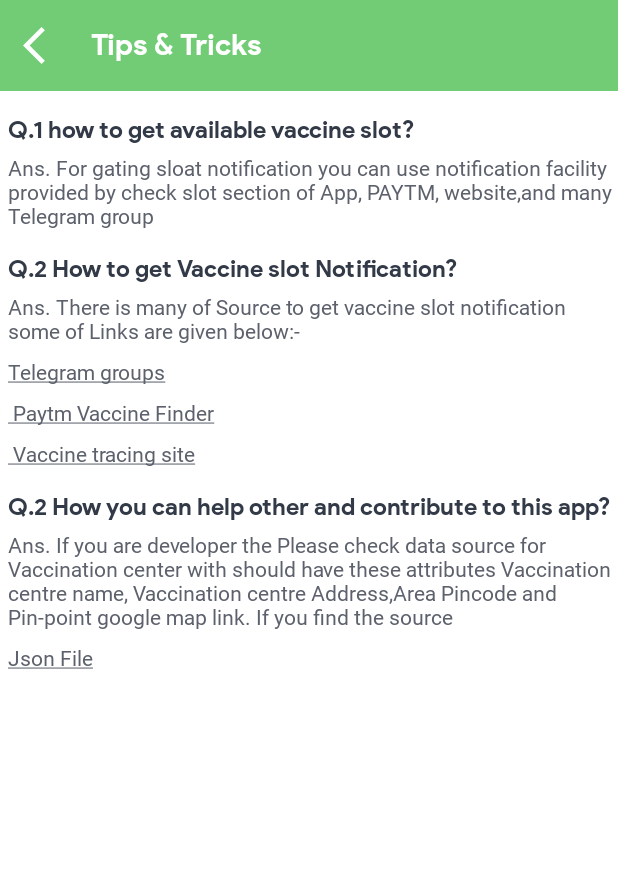
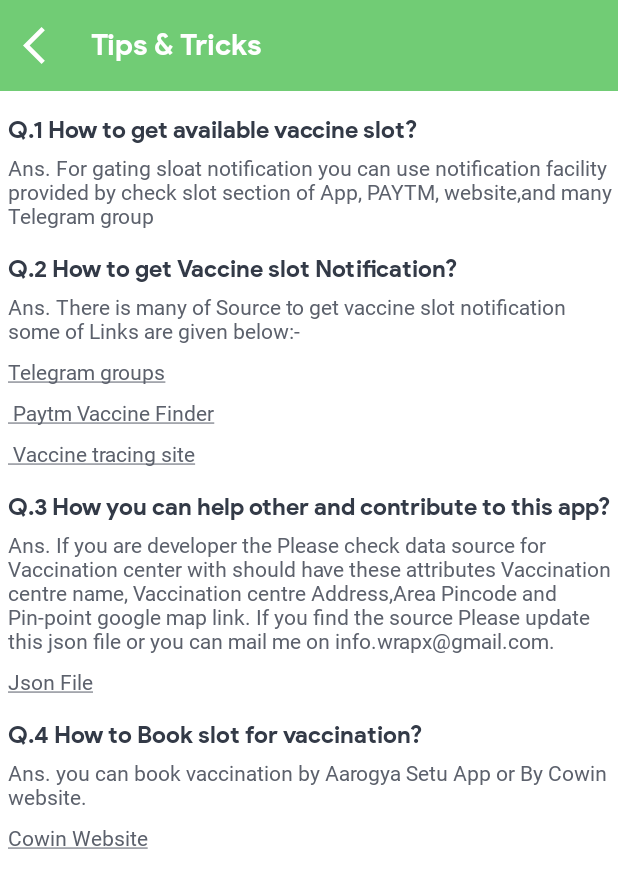
Before and after one commit to Marvel999/VCenter-Map, an Android app: the InfoActivity screen opened directly, with no data from a screen before it, on a phone screen of 412 x 824 dp. Shown: the top 888 px of the screen. Run offline under Robolectric (Android 15) with nearby library versions, the phone set to English and light mode, and no system bars.

Commit message:
Add content on info page

```diff
--- a/app/src/main/java/com/WrapX/vcentremap/InfoActivity.kt
+++ b/app/src/main/java/com/WrapX/vcentremap/InfoActivity.kt
@@ -14,6 +14,7 @@ class InfoActivity : AppCompatActivity() {
     private lateinit var website:TextView
     private lateinit var paytmFinder:TextView
     private lateinit var jsonFile:TextView
+    private lateinit var cowin:TextView
     override fun onCreate(savedInstanceState: Bundle?) {
         super.onCreate(savedInstanceState)
         setContentView(R.layout.activity_info)
@@ -23,6 +24,7 @@ class InfoActivity : AppCompatActivity() {
         paytmFinder=findViewById(R.id.ptmfinder)
         jsonFile=findViewById(R.id.jsonFile)
         telegram=findViewById(R.id.telegramGroup)
+        cowin=findViewById(R.id.cowin)
         title.text="Tips & Tricks"
         setClickableText()
         backBtn.setOnClickListener {
@@ -35,6 +37,7 @@ class InfoActivity : AppCompatActivity() {
 
     fun setClickableText(){
         website.setMovementMethod(LinkMovementMethod.getInstance());
+        cowin.setMovementMethod(LinkMovementMethod.getInstance());
         jsonFile.setMovementMethod(LinkMovementMethod.getInstance());
         paytmFinder.setMovementMethod(LinkMovementMethod.getInstance());
         telegram.setMovementMethod(LinkMovementMethod.getInstance());
--- a/app/src/main/res/layout/activity_info.xml
+++ b/app/src/main/res/layout/activity_info.xml
@@ -164,6 +164,49 @@
 
             </LinearLayout>
 
+
+
+            <LinearLayout
+                android:layout_width="match_parent"
+                android:layout_height="wrap_content"
+                android:orientation="vertical">
+
+                <TextView
+                    android:id="@+id/qTitleFour"
+                    android:layout_width="match_parent"
+                    android:layout_height="wrap_content"
+                    android:fontFamily="@font/product_sans_bold"
+                    android:textSize="16sp"
+                    android:layout_marginTop="15dp"
+                    android:textColor="@color/darkText"
+                    android:text="@string/fourthQuestion"
+                    />
+
+                <TextView
+                    android:id="@+id/answerFour"
+                    android:layout_width="match_parent"
+                    android:layout_height="wrap_content"
+                    android:fontFamily="@font/product_sans"
+                    android:textSize="14sp"
+                    android:layout_marginTop="5dp"
+                    android:textColor="@color/liteText"
+                    android:text="@string/fourthAnswer"
+                    />
+
+                <TextView
+                    android:id="@+id/cowin"
+                    android:layout_width="match_parent"
+                    android:layout_height="wrap_content"
+                    android:fontFamily="@font/product_sans"
+                    android:textSize="14sp"
+                    android:clickable="true"
+                    android:layout_marginTop="8dp"
+                    android:textColor="@color/colorPrimary"
+                    android:text="@string/cowinSite"
+                    />
+
+            </LinearLayout>
+
         </LinearLayout>
 
     </ScrollView>
--- a/app/src/main/res/values/strings.xml
+++ b/app/src/main/res/values/strings.xml
@@ -15,7 +15,7 @@
     <string name="find">Find</string>
     <string name="vactination_centre_near_you">Vactination Centre</string>
     <string name="enter_pincode_select_date_and_click_on_search_button_for_n_getting_vaccine_availability_in_your_area">Enter Pincode, Select Date and Click on Search Button For Getting vaccine availability in your Area.</string>
-    <string name="firstQuestion">Q.1 how to get available vaccine slot?</string>
+    <string name="firstQuestion">Q.1 How to get available vaccine slot?</string>
     <string name="firstAnswer">Ans. For gating sloat notification you can use notification facility provided by  check slot section of App, PAYTM, website,and many Telegram group</string>
     <string name="secondQuestion">Q.2 How to get Vaccine slot Notification?</string>
     <string name="secondAnswer">Ans. There is many of Source to get vaccine slot notification some of Links are given below:-</string>
@@ -23,8 +23,15 @@
     <string name="vcovidTracker"><a href="https://www.labnol.org/covid19-vaccine-tracker-210501"> Vaccine tracing site</a></string>
     <string name="PaytmVFinder"><a href="https://m.paytm.me/vaccineslotfinder"> Paytm Vaccine Finder</a></string>
 
-    <string name="thirdQuestion">Q.2 How you can help other and contribute to this app?</string>
+    <string name="thirdQuestion">Q.3 How you can help other and contribute to this app?</string>
     <string name="thirdAnswer">Ans. If you are developer the Please check data source for Vaccination center with should have these
-    attributes "Vaccination centre name", "Vaccination centre Address","Area Pincode" and "Pin-point google map link". If you find the source  </string>
-    <string name="jsonFileLink"><a href="https://campsite.bio/vaccine.alerts">Json File</a></string>
+    attributes "Vaccination centre name", "Vaccination centre Address","Area Pincode" and "Pin-point google map link". If you find the source
+    Please update this json file or you can mail me on info.wrapx@gmail.com.</string>
+    <string name="jsonFileLink"><a href="https://github.com/Marvel999/Vaccination-Centres-Json-File">Json File</a></string>
+
+    <string name="fourthQuestion">Q.4 How to Book slot for vaccination?</string>
+    <string name="fourthAnswer">Ans. you can book vaccination by Aarogya Setu App or By Cowin website.</string>
+    <string name="cowinSite"><a href="https://www.cowin.gov.in/home">Cowin Website</a></string>
+
+
 </resources>
```
